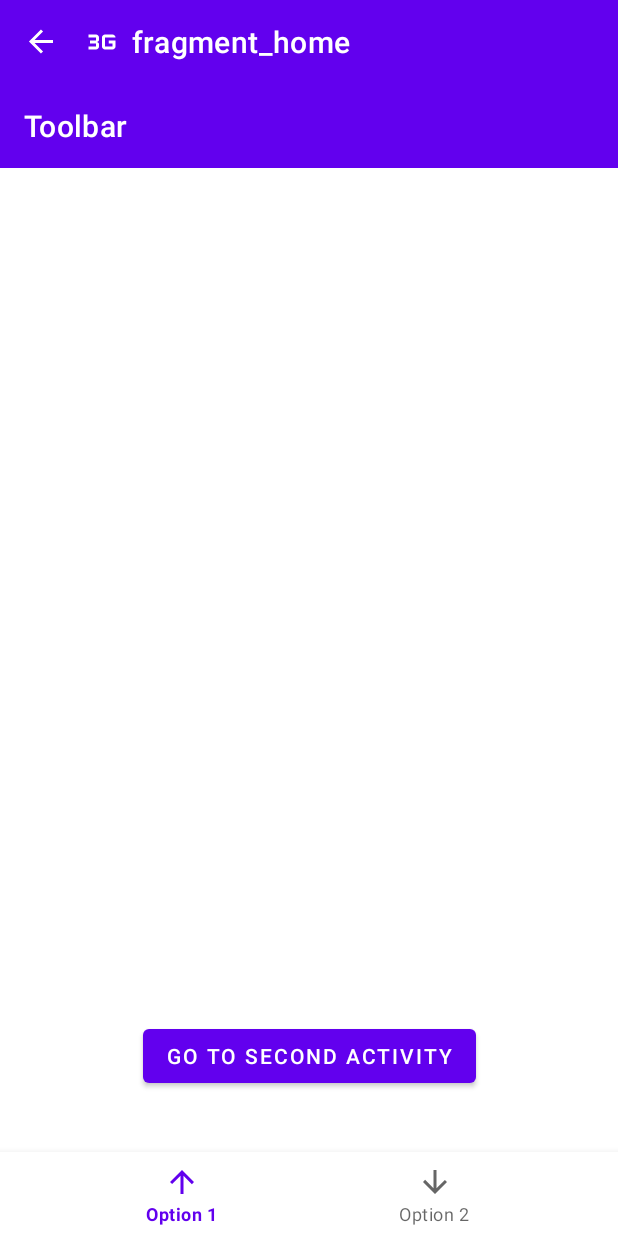
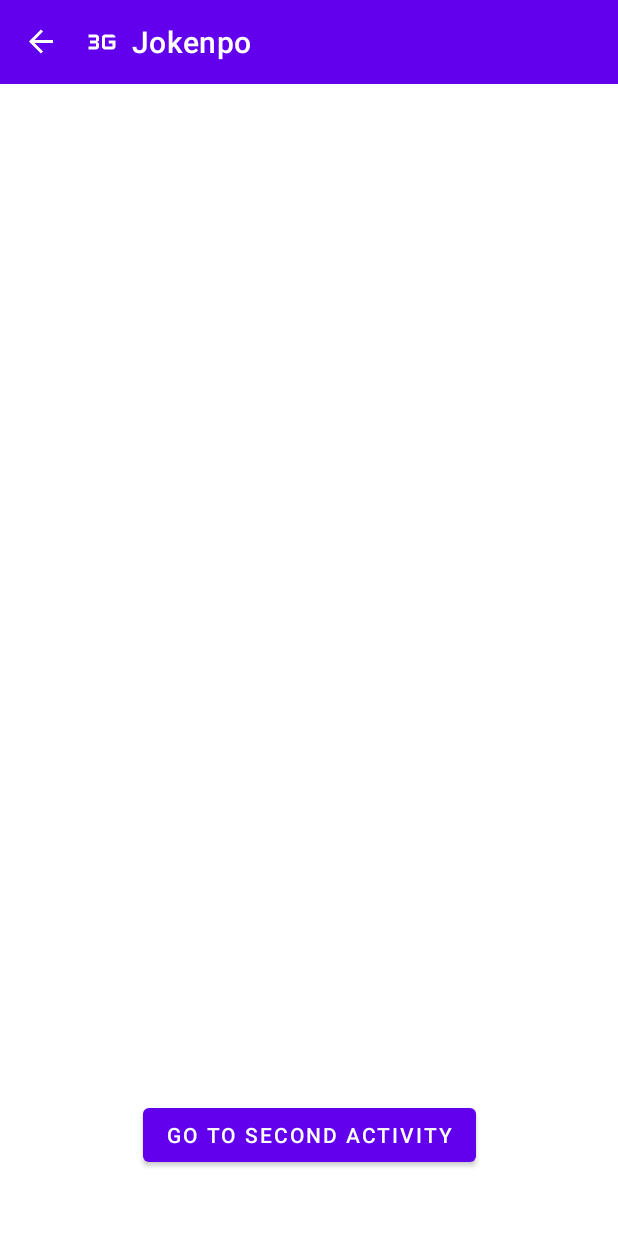
Before and after one commit to guilhermemarx14/android-kotlin-navigation-classes, an Android app: the screen it shows after launch (MainActivity), on a phone screen of 412 x 824 dp. Run offline under Robolectric (Android 15) with nearby library versions, the phone set to English and light mode, and no system bars; our stand-ins replace navigation-ui.

Commit message:
refactor: replace multiple activities with single activity and navigation using fragments

```diff
--- a/app/src/main/AndroidManifest.xml
+++ b/app/src/main/AndroidManifest.xml
@@ -7,10 +7,9 @@
         android:allowBackup="true"
         android:icon="@mipmap/ic_launcher"
         android:label="@string/app_name"
-        android:roundIcon="@mipmap/ic_launcher_round"
         android:supportsRtl="true"
         android:theme="@style/Theme.Jokenpo"
-        tools:targetApi="31">
+        tools:targetApi="32">
         <activity
             android:name=".MainActivity"
             android:theme="@style/Theme.Jokenpo.NoActionBar"
--- a/app/src/main/java/com/example/jokenpo/MainActivity.kt
+++ b/app/src/main/java/com/example/jokenpo/MainActivity.kt
@@ -2,19 +2,15 @@ package com.example.jokenpo
 
 import androidx.appcompat.app.AppCompatActivity
 import android.os.Bundle
-import android.view.Menu
 import android.view.MenuItem
-import androidx.core.view.GravityCompat
+import android.view.View
 import androidx.drawerlayout.widget.DrawerLayout
 import androidx.navigation.NavController
 import androidx.navigation.fragment.NavHostFragment
-import androidx.navigation.ui.AppBarConfiguration
-import androidx.navigation.ui.setupActionBarWithNavController
-import androidx.navigation.ui.setupWithNavController
+import androidx.navigation.ui.*
 import com.example.jokenpo.databinding.ActivityMainBinding
 import com.google.android.material.bottomnavigation.BottomNavigationView
 import com.google.android.material.navigation.NavigationView
-import com.google.android.material.snackbar.Snackbar
 
 class MainActivity : AppCompatActivity() {
 
@@ -24,6 +20,7 @@ class MainActivity : AppCompatActivity() {
     private lateinit var bottomNav: BottomNavigationView
     private lateinit var navHostFragment: NavHostFragment
     private lateinit var navController: NavController
+    private lateinit var appBarConfiguration: AppBarConfiguration
 
     override fun onCreate(savedInstanceState: Bundle?) {
         super.onCreate(savedInstanceState)
@@ -38,12 +35,23 @@ class MainActivity : AppCompatActivity() {
         navDrawer = binding.navigationView
         bottomNav = binding.bottomNav
 
-        navHostFragment = supportFragmentManager.findFragmentById(R.id.fragmentContainerView) as NavHostFragment
+        navHostFragment =
+            supportFragmentManager.findFragmentById(R.id.fragmentContainerView) as NavHostFragment
         navController = navHostFragment.navController
 
-        val appBarConfiguration = AppBarConfiguration(setOf(R.id.playerFragment,R.id.resultFragment), drawer)
+        appBarConfiguration =
+            AppBarConfiguration(setOf(R.id.playerFragment, R.id.resultFragment), drawer)
+        navController.addOnDestinationChangedListener{
+            _, destination, _ ->
+            when(destination.id){
+                R.id.homeFragment -> bottomNav.visibility = View.GONE
+                    else -> bottomNav.visibility = View.VISIBLE
+            }
+        }
+
         setupActionBarWithNavController(navController, appBarConfiguration)
         navDrawer.setupWithNavController(navController)
+        bottomNav.setupWithNavController(navController)
 
         configureListeners()
 
@@ -51,73 +59,22 @@ class MainActivity : AppCompatActivity() {
 
 
 
+    override fun onSupportNavigateUp(): Boolean {
+        return navController.navigateUp(appBarConfiguration) || super.onSupportNavigateUp()
+    }
 
-    private fun configureListeners() {
-        /*navDrawer.setNavigationItemSelectedListener { menuItem ->
+
+    private fun configureListeners() {/*
+        navDrawer.setNavigationItemSelectedListener { menuItem ->
             drawer.closeDrawers()
             when (menuItem.itemId) {
-                R.id.drawer_home -> {
+                R.id.homeFragment -> {
                     onBackPressed()
                     true
                 }
                 else -> false
             }
-        }*/
-
-        bottomNav.setOnItemSelectedListener { menuItem ->
-            when (menuItem.itemId) {
-                R.id.bottom_option_1 -> {
-                    Snackbar.make(this, drawer, getString(R.string.bottom_title_1), Snackbar.LENGTH_SHORT).show()
-                    true
-                }
-                R.id.bottom_option_2 -> {
-                    Snackbar.make(this, drawer, getString(R.string.bottom_title_2), Snackbar.LENGTH_SHORT).show()
-                    true
-                }
-                else -> {
-                    Snackbar.make(this,drawer, getString(R.string.something_went_wrong),Snackbar.LENGTH_SHORT).show()
-                    false
-                }
-            }
         }
-    }
-
-    /*override fun onCreateOptionsMenu(menu: Menu?): Boolean {
-        menuInflater.inflate(R.menu.second_activity_menu, menu)
-        return true
-    }*/
-
-    /*override fun onOptionsItemSelected(item: MenuItem): Boolean {
-        return when (item.itemId) {
-            R.id.menu_save -> {
-                Snackbar.make(this, drawer, getString(R.string.menu_save), Snackbar.LENGTH_SHORT)
-                    .show()
-                true
-            }
-            R.id.menu_settings -> {
-                Snackbar.make(
-                    this,
-                    drawer,
-                    getString(R.string.menu_settings),
-                    Snackbar.LENGTH_SHORT
-                ).show()
-                true
-            }
-            else -> {
-                Snackbar.make(
-                    this,
-                    drawer,
-                    getString(R.string.something_went_wrong),
-                    Snackbar.LENGTH_SHORT
-                ).show()
-                false
-            }
-        }
-    }*/
-
-    override fun onSupportNavigateUp(): Boolean {
-        drawer.openDrawer(GravityCompat.START)
-        return true
-    }
+    */}
 
 }
--- a/app/src/main/res/layout/fragment_home.xml
+++ b/app/src/main/res/layout/fragment_home.xml
@@ -17,15 +17,4 @@
         app:layout_constraintTop_toTopOf="parent"
         app:layout_constraintVertical_bias="0.94" />
 
-    <androidx.appcompat.widget.Toolbar
-        android:id="@+id/toolbar"
-        android:layout_width="0dp"
-        android:layout_height="wrap_content"
-        android:background="?attr/colorPrimary"
-        android:minHeight="?attr/actionBarSize"
-        android:theme="?attr/actionBarTheme"
-        app:layout_constraintEnd_toEndOf="parent"
-        app:layout_constraintStart_toStartOf="parent"
-        app:layout_constraintTop_toTopOf="parent"
-        app:title="@string/toolbar" />
 </androidx.constraintlayout.widget.ConstraintLayout>
--- a/app/src/main/res/menu/bottom_navigation_menu.xml
+++ b/app/src/main/res/menu/bottom_navigation_menu.xml
@@ -1,12 +1,12 @@
 <?xml version="1.0" encoding="utf-8"?>
 <menu xmlns:android="http://schemas.android.com/apk/res/android">
     <item
-        android:id="@+id/bottom_option_1"
+        android:id="@+id/playerFragment"
         android:title="@string/bottom_title_1"
         android:icon="@drawable/ic_option_1"/>
 
     <item
-        android:id="@+id/bottom_option_2"
+        android:id="@+id/resultFragment"
         android:title="@string/bottom_title_2"
         android:icon="@drawable/ic_option_2"/>
 </menu>
--- a/app/src/main/res/menu/drawer_menu.xml
+++ b/app/src/main/res/menu/drawer_menu.xml
@@ -1,4 +1,6 @@
 <?xml version="1.0" encoding="utf-8"?>
 <menu xmlns:android="http://schemas.android.com/apk/res/android">
-    <item android:id="@+id/homeFragment" android:icon="@drawable/ic_home" android:title="@string/home_text"/>
+    <item android:id="@+id/homeFragment"
+        android:icon="@drawable/ic_home"
+        android:title="@string/home_text"/>
 </menu>
--- a/app/src/main/res/menu/second_activity_menu.xml
+++ b/app/src/main/res/menu/second_activity_menu.xml
@@ -1,14 +1,9 @@
 <?xml version="1.0" encoding="utf-8"?>
 <menu xmlns:android="http://schemas.android.com/apk/res/android"
     xmlns:app="http://schemas.android.com/apk/res-auto">
-    <item
-        android:id="@+id/menu_save"
-        android:title="@string/menu_save"
-        android:icon="@drawable/ic_save"
-        app:showAsAction="ifRoom" />
 
     <item
-        android:id="@+id/menu_settings"
+        android:id="@+id/homeFragment"
         app:showAsAction="never"
         android:title="@string/menu_settings"
         />
--- a/app/src/main/res/navigation/jokenpo_nav.xml
+++ b/app/src/main/res/navigation/jokenpo_nav.xml
@@ -8,8 +8,8 @@
     <fragment
         android:id="@+id/homeFragment"
         android:name="com.example.jokenpo.HomeFragment"
-        android:label="fragment_home"
-        tools:layout="@layout/fragment_home" >
+        android:label="Jokenpo"
+        tools:layout="@layout/fragment_home">
         <action
             android:id="@+id/action_homeFragment_to_game_nav"
             app:destination="@id/game_nav" />
@@ -19,12 +19,12 @@
         <fragment
             android:id="@+id/resultFragment"
             android:name="com.example.jokenpo.ResultFragment"
-            android:label="fragment_result"
+            android:label="Result"
             tools:layout="@layout/fragment_result" />
         <fragment
             android:id="@+id/playerFragment"
             android:name="com.example.jokenpo.PlayerFragment"
-            android:label="fragment_player"
+            android:label="Player"
             tools:layout="@layout/fragment_player" />
     </navigation>
 </navigation>
--- a/app/src/main/res/values/strings.xml
+++ b/app/src/main/res/values/strings.xml
@@ -7,13 +7,13 @@
     <string name="toolbar">Toolbar</string>
     <string name="subtitle">Subtitle</string>
     <string name="menu_save">Save</string>
-    <string name="menu_settings">Settings</string>
+    <string name="menu_settings">Reset</string>
     <string name="something_went_wrong">Sorry, something went wrong</string>
     <string name="title_drawer">My drawer</string>
     <string name="home_text">Home</string>
     <string name="image_content_description">Some description</string>
-    <string name="bottom_title_1">Option 1</string>
-    <string name="bottom_title_2">Option 2</string>
+    <string name="bottom_title_1">Player</string>
+    <string name="bottom_title_2">Result</string>
     <!-- TODO: Remove or change this placeholder text -->
     <string name="hello_blank_fragment">Hello blank fragment</string>
 </resources>
```
Also changed, not shown: app/src/main/java/com/example/jokenpo/PlayerFragment.kt (+24 -5 lines), app/src/main/java/com/example/jokenpo/ResultFragment.kt (+17 -4 lines).
